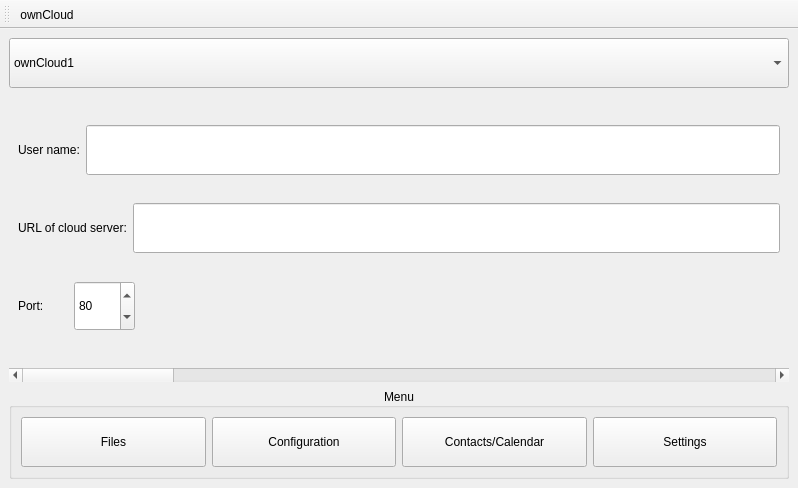
Before: the Qt Designer form source/PlACloud/src/gui/primeWindow.ui in Riema/PlACloud, drawn with Qt 5.
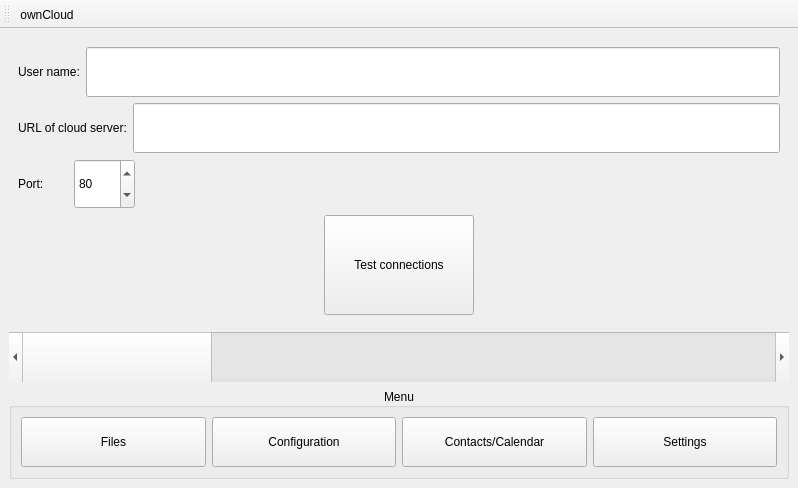
After: the same form once the commit is applied. The open tabs and pages were chosen to show the change. Icons and pictures are not drawn.

What changed in the file:
```diff
--- a/source/PlACloud/src/gui/primeWindow.ui
+++ b/source/PlACloud/src/gui/primeWindow.ui
@@ -18,32 +18,6 @@
   </property>
   <widget class="QWidget" name="centralwidget">
    <layout class="QVBoxLayout" name="verticalLayout">
-    <item>
-     <widget class="QComboBox" name="selectionComboBox">
-      <property name="minimumSize">
-       <size>
-        <width>50</width>
-        <height>50</height>
-       </size>
-      </property>
-      <property name="insertPolicy">
-       <enum>QComboBox::InsertAlphabetically</enum>
-      </property>
-      <property name="sizeAdjustPolicy">
-       <enum>QComboBox::AdjustToMinimumContentsLengthWithIcon</enum>
-      </property>
-      <item>
-       <property name="text">
-        <string>ownCloud1</string>
-       </property>
-      </item>
-      <item>
-       <property name="text">
-        <string>ownCloud2</string>
-       </property>
-      </item>
-     </widget>
-    </item>
     <item>
      <widget class="QStackedWidget" name="ownCloudStackedWidget">
       <property name="currentIndex">
@@ -407,6 +381,61 @@
           </item>
          </layout>
         </item>
+        <item>
+         <layout class="QHBoxLayout" name="horizontalLayout_11">
+          <item>
+           <spacer name="horizontalSpacer_6">
+            <property name="orientation">
+             <enum>Qt::Horizontal</enum>
+            </property>
+            <property name="sizeHint" stdset="0">
+             <size>
+              <width>40</width>
+              <height>20</height>
+             </size>
+            </property>
+           </spacer>
+          </item>
+          <item>
+           <widget class="QPushButton" name="testConnectionPushButton">
+            <property name="sizePolicy">
+             <sizepolicy hsizetype="MinimumExpanding" vsizetype="Minimum">
+              <horstretch>0</horstretch>
+              <verstretch>0</verstretch>
+             </sizepolicy>
+            </property>
+            <property name="minimumSize">
+             <size>
+              <width>50</width>
+              <height>50</height>
+             </size>
+            </property>
+            <property name="maximumSize">
+             <size>
+              <width>150</width>
+              <height>100</height>
+             </size>
+            </property>
+            <property name="text">
+             <string>Test connections</string>
+            </property>
+           </widget>
+          </item>
+          <item>
+           <spacer name="horizontalSpacer_7">
+            <property name="orientation">
+             <enum>Qt::Horizontal</enum>
+            </property>
+            <property name="sizeHint" stdset="0">
+             <size>
+              <width>40</width>
+              <height>20</height>
+             </size>
+            </property>
+           </spacer>
+          </item>
+         </layout>
+        </item>
        </layout>
        <zorder>horizontalScrollBar</zorder>
        <zorder>userNameLineEdit</zorder>
@@ -420,8 +449,14 @@
     </item>
     <item>
      <widget class="QScrollBar" name="horizontalScrollBar">
+      <property name="minimumSize">
+       <size>
+        <width>50</width>
+        <height>50</height>
+       </size>
+      </property>
       <property name="maximum">
-       <number>4</number>
+       <number>3</number>
       </property>
       <property name="pageStep">
        <number>1</number>
```
Left out of the diff: 13 changed lines with no effect on the pictures.
